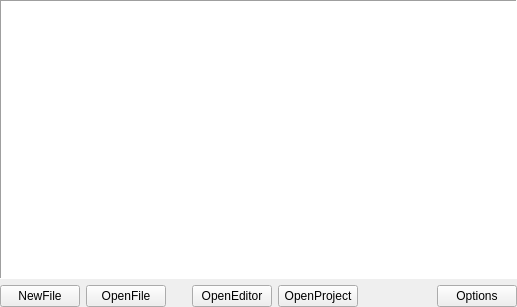
The window that liteidex/src/plugins/welcome/welcomewidget.ui (seanxyh/liteide) describes before a commit, drawn with Qt 5.
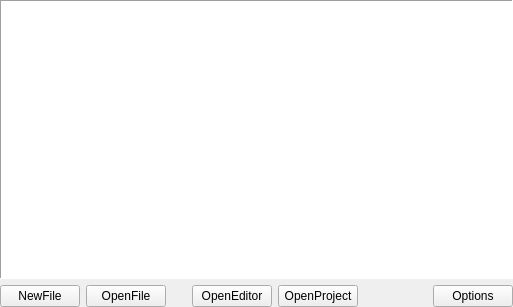
The same window after the commit.

Patch:
```diff
--- a/liteidex/src/plugins/welcome/welcomewidget.ui
+++ b/liteidex/src/plugins/welcome/welcomewidget.ui
@@ -6,7 +6,7 @@
    <rect>
     <x>0</x>
     <y>0</y>
-    <width>517</width>
+    <width>513</width>
     <height>307</height>
    </rect>
   </property>
```
